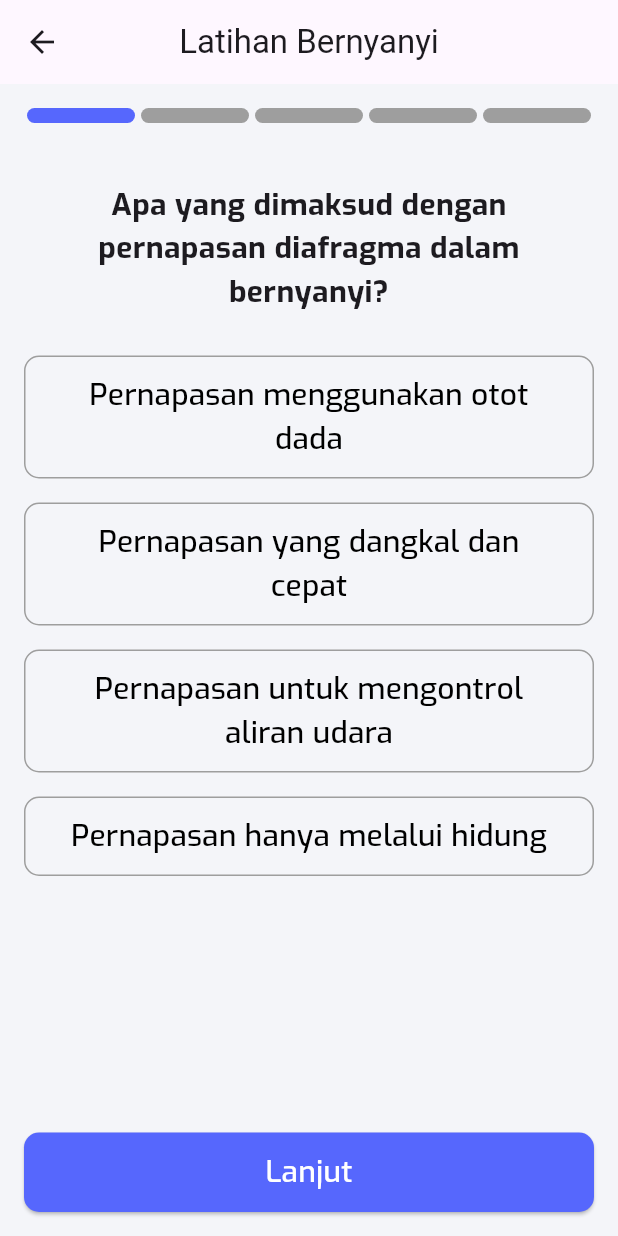
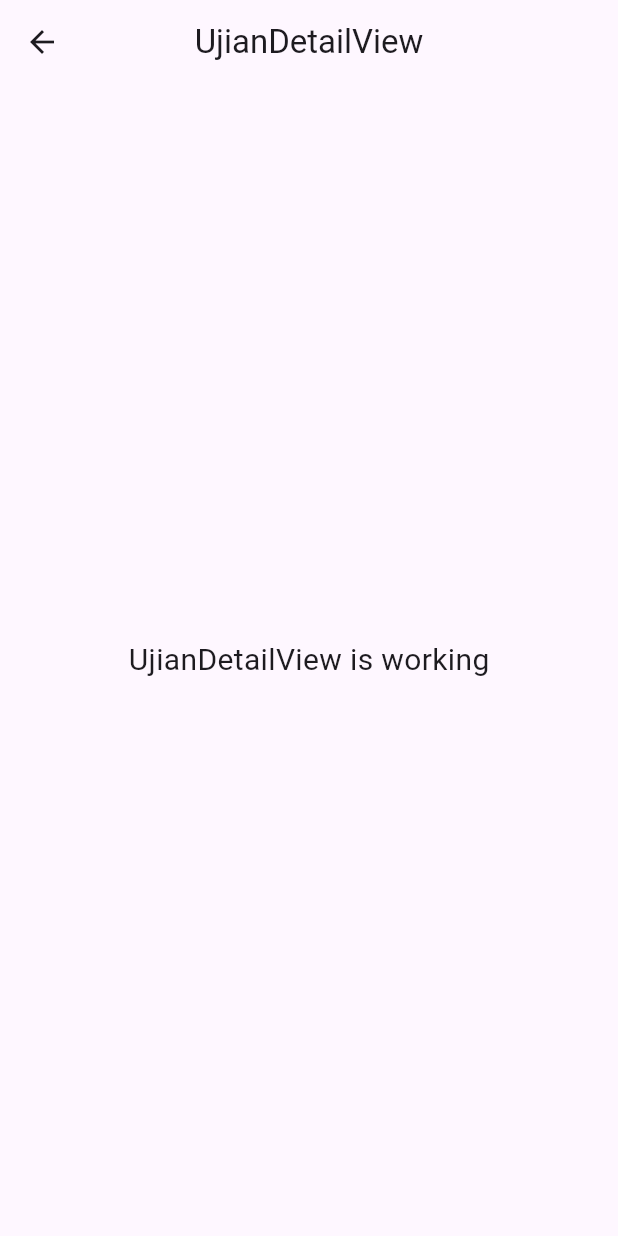
Before and after one commit to ichanyr/capstone_vocalavida, a Flutter app: the LatihanView screen opened by its route, after a tap on "Ujian", on a phone screen of 412 x 824 dp. Run offline on Flutter 3.47's test engine with Material 3 defaults, Android fonts, the phone set to English and light mode, and no system bars; drawn by our look-alikes of step_progress_indicator; our stand-ins replace firebase_auth, firebase_core, firebase_storage, flutter_svg, get, get_storage and 1 more; accounts and stored records are empty.

Commit message:
update controller latihan dan menambahkan page ujian detail

```diff
--- a/lib/app/modules/latihan/views/latihan_view.dart
+++ b/lib/app/modules/latihan/views/latihan_view.dart
@@ -1,4 +1,5 @@
 import 'package:capstone_vocalavida/app/modules/latihan_detail/views/latihan_detail_view.dart';
+import 'package:capstone_vocalavida/app/modules/ujian_detail/views/ujian_detail_view.dart';
 import 'package:capstone_vocalavida/app/style/colors.dart';
 import 'package:capstone_vocalavida/app/style/text_style.dart';
 import 'package:flutter/material.dart';
@@ -91,7 +92,7 @@ class LatihanView extends GetView<LatihanController> {
                   child: ElevatedButton(
                     onPressed: () {
                       // Ganti dengan navigasi yang sesuai untuk tombol Ujian
-                      Get.to(LatihanDetailView());
+                      Get.to(UjianDetailView());
                     },
                     style: ButtonStyle(
                       backgroundColor:
--- /dev/null
+++ b/lib/app/modules/ujian_detail/views/ujian_detail_view.dart
@@ -0,0 +1,23 @@
+import 'package:flutter/material.dart';
+
+import 'package:get/get.dart';
+
+import '../controllers/ujian_detail_controller.dart';
+
+class UjianDetailView extends GetView<UjianDetailController> {
+  @override
+  Widget build(BuildContext context) {
+    return Scaffold(
+      appBar: AppBar(
+        title: Text('UjianDetailView'),
+        centerTitle: true,
+      ),
+      body: Center(
+        child: Text(
+          'UjianDetailView is working',
+          style: TextStyle(fontSize: 20),
+        ),
+      ),
+    );
+  }
+}
--- a/lib/app/routes/app_pages.dart
+++ b/lib/app/routes/app_pages.dart
@@ -3,9 +3,13 @@ import 'package:get/get.dart';
 import 'package:capstone_vocalavida/app/modules/home/artikulasi_detail/bindings/artikulasi_detail_binding.dart';
 import 'package:capstone_vocalavida/app/modules/home/artikulasi_detail/views/artikulasi_detail_view.dart';
 import 'package:capstone_vocalavida/app/modules/home/bindings/home_binding.dart';
-import 'package:capstone_vocalavida/app/modules/home/views/home_view.dart';
 import 'package:capstone_vocalavida/app/modules/home/intonasi_detail/bindings/intonasi_detail_binding.dart';
 import 'package:capstone_vocalavida/app/modules/home/intonasi_detail/views/intonasi_detail_view.dart';
+import 'package:capstone_vocalavida/app/modules/home/pernapasan_detail/bindings/pernapasan_detail_binding.dart';
+import 'package:capstone_vocalavida/app/modules/home/pernapasan_detail/views/pernapasan_detail_view.dart';
+import 'package:capstone_vocalavida/app/modules/home/resonansi_detail/bindings/resonansi_detail_binding.dart';
+import 'package:capstone_vocalavida/app/modules/home/resonansi_detail/views/resonansi_detail_view.dart';
+import 'package:capstone_vocalavida/app/modules/home/views/home_view.dart';
 import 'package:capstone_vocalavida/app/modules/latihan/bindings/latihan_binding.dart';
 import 'package:capstone_vocalavida/app/modules/latihan/views/latihan_view.dart';
 import 'package:capstone_vocalavida/app/modules/latihan_detail/bindings/latihan_detail_binding.dart';
@@ -14,14 +18,12 @@ import 'package:capstone_vocalavida/app/modules/login/controllers/login_controll
 import 'package:capstone_vocalavida/app/modules/login/views/login_view.dart';
 import 'package:capstone_vocalavida/app/modules/main/views/main_view.dart';
 import 'package:capstone_vocalavida/app/modules/onBoarding/bindings/on_boarding_binding.dart';
-import 'package:capstone_vocalavida/app/modules/home/pernapasan_detail/bindings/pernapasan_detail_binding.dart';
-import 'package:capstone_vocalavida/app/modules/home/pernapasan_detail/views/pernapasan_detail_view.dart';
 import 'package:capstone_vocalavida/app/modules/profile/bindings/profile_binding.dart';
 import 'package:capstone_vocalavida/app/modules/profile/views/profile_view.dart';
 import 'package:capstone_vocalavida/app/modules/register/bindings/register_binding.dart';
 import 'package:capstone_vocalavida/app/modules/register/views/register_view.dart';
-import 'package:capstone_vocalavida/app/modules/home/resonansi_detail/bindings/resonansi_detail_binding.dart';
-import 'package:capstone_vocalavida/app/modules/home/resonansi_detail/views/resonansi_detail_view.dart';
+import 'package:capstone_vocalavida/app/modules/ujian_detail/bindings/ujian_detail_binding.dart';
+import 'package:capstone_vocalavida/app/modules/ujian_detail/views/ujian_detail_view.dart';
 
 import '../modules/main/controllers/main_controller.dart';
 import '../modules/onBoarding/views/on_boarding_view.dart';
@@ -105,5 +107,10 @@ class AppPages {
       page: () => IntonasiDetailView(),
       binding: IntonasiDetailBinding(),
     ),
+    GetPage(
+      name: _Paths.UJIAN_DETAIL,
+      page: () => UjianDetailView(),
+      binding: UjianDetailBinding(),
+    ),
   ];
 }
--- a/lib/app/routes/app_routes.dart
+++ b/lib/app/routes/app_routes.dart
@@ -19,6 +19,7 @@ abstract class Routes {
   static const RESONANSI_DETAIL = _Paths.RESONANSI_DETAIL;
   static const ARTIKULASI_DETAIL = _Paths.ARTIKULASI_DETAIL;
   static const INTONASI_DETAIL = _Paths.INTONASI_DETAIL;
+  static const UJIAN_DETAIL = _Paths.UJIAN_DETAIL;
 }
 
 abstract class _Paths {
@@ -37,4 +38,5 @@ abstract class _Paths {
   static const RESONANSI_DETAIL = '/resonansi-detail';
   static const ARTIKULASI_DETAIL = '/artikulasi-detail';
   static const INTONASI_DETAIL = '/intonasi-detail';
+  static const UJIAN_DETAIL = '/ujian-detail';
 }
```
Also changed, not shown: lib/app/modules/latihan_detail/controllers/latihan_detail_controller.dart (+40 -4 lines), lib/app/modules/ujian_detail/bindings/ujian_detail_binding.dart (added, +12 -0 lines), lib/app/modules/ujian_detail/controllers/ujian_detail_controller.dart (added, +20 -0 lines).
